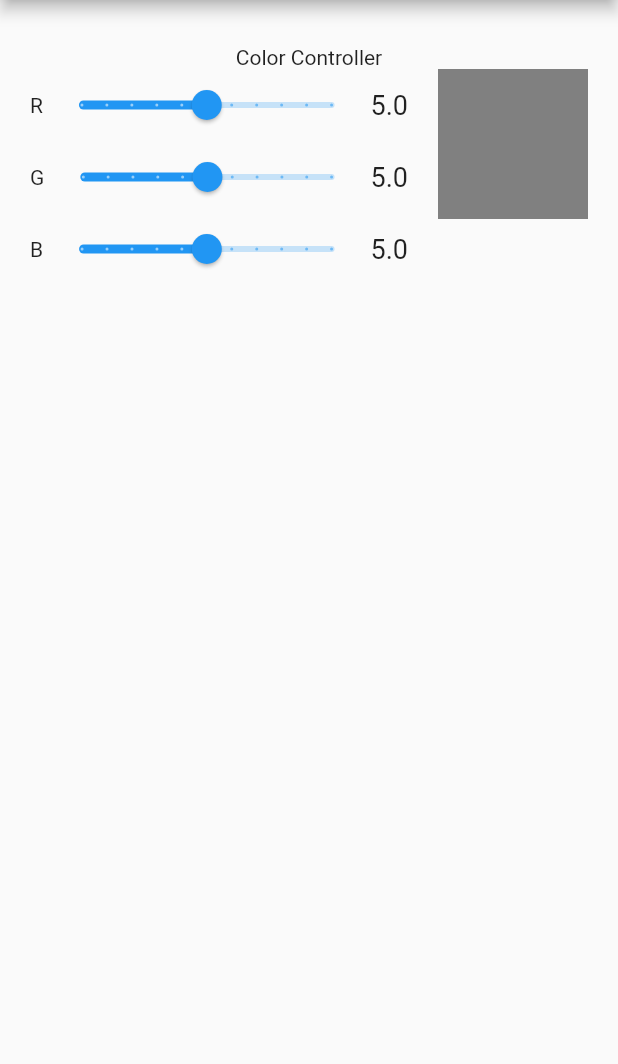
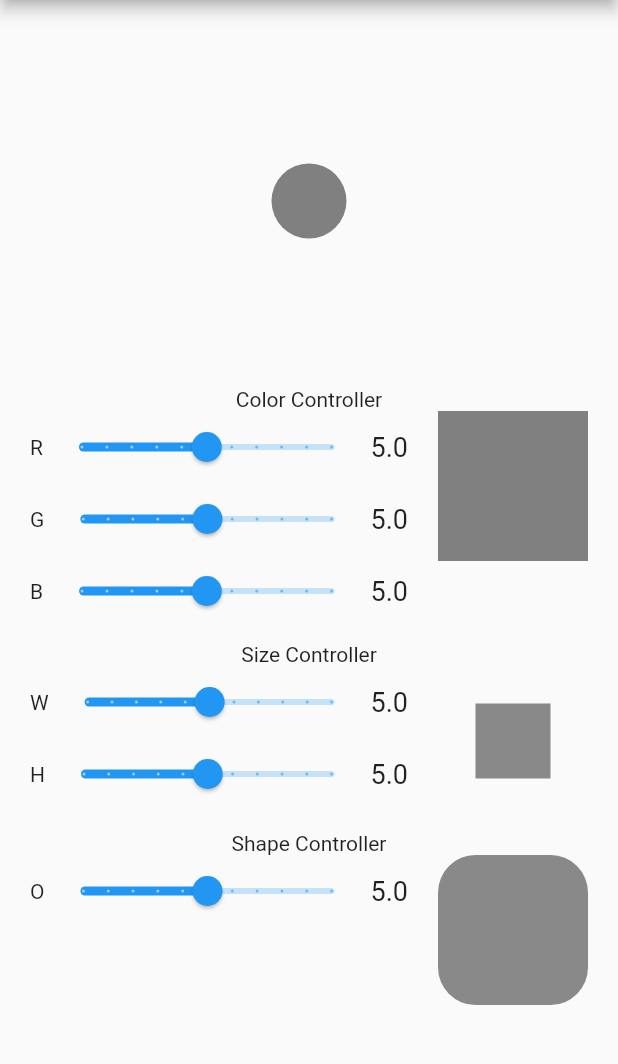
Before and after one commit to hybridheroes/flutter_redux_example_app, a Flutter app: the screen it shows after launch, on a phone screen of 412 x 824 dp, the part 84-1148 px from its top. Run offline on Flutter 3.47's test engine with Material 2 defaults, Android fonts, the phone set to English and light mode, and no system bars; our stand-ins replace flutter_redux, redux; missing offline and left inert: redux_logging.

Commit message:
add all sections

```diff
--- a/lib/actions/actions.dart
+++ b/lib/actions/actions.dart
@@ -5,3 +5,15 @@ class SetColor {
 
   SetColor(this.boxColor);
 }
+
+class SetSize {
+  final MyBoxSize boxSize;
+
+  SetSize(this.boxSize);
+}
+
+class SetShape {
+  final double borderRadius;
+
+  SetShape(this.borderRadius);
+}
--- a/lib/main.dart
+++ b/lib/main.dart
@@ -4,8 +4,13 @@ import 'package:flutter_redux/flutter_redux.dart';
 import 'package:redux_logging/redux_logging.dart';
 import 'package:sample_flutter_redux_app/models/models.dart';
 import 'package:sample_flutter_redux_app/reducers/app_reducer.dart';
+import 'package:sample_flutter_redux_app/result_box.dart';
+import 'package:sample_flutter_redux_app/color_controller.dart';
 import 'package:sample_flutter_redux_app/color_box.dart';
-import 'package:sample_flutter_redux_app/color_controller.dart';
+import 'package:sample_flutter_redux_app/size_controller.dart';
+import 'package:sample_flutter_redux_app/size_box.dart';
+import 'package:sample_flutter_redux_app/shape_controller.dart';
+import 'package:sample_flutter_redux_app/shape_box.dart';
 
 void main() {
   final initialState = AppState(
@@ -13,6 +18,13 @@ void main() {
       red: 5.0,
       green: 5.0,
       blue: 5.0,
+    ),
+    boxSize: MyBoxSize(
+      width: 5.0,
+      height: 5.0,
+    ),
+    boxShape: MyBoxShape(
+      borderRadius: 5.0,
     ),
   );
 
@@ -38,6 +50,7 @@ class MyApp extends StatelessWidget {
           padding: EdgeInsets.all(20),
           child: ListView(
             children: <Widget>[
+              ResultBox(),
               Container(
                 padding: EdgeInsets.only(top: 10),
                 child: Column(
@@ -47,12 +60,49 @@ class MyApp extends StatelessWidget {
                       crossAxisAlignment: CrossAxisAlignment.start,
                       children: <Widget>[
                         Expanded(
-                          child: Padding(
-                            padding: EdgeInsets.only(right: 20),
-                            child: ColorController(),
-                          ),
-                        ),
+                            child: Padding(
+                          padding: EdgeInsets.only(right: 20),
+                          child: ColorController(),
+                        )),
                         ColorBox(),
+                      ],
+                    ),
+                  ],
+                ),
+              ),
+              Container(
+                padding: EdgeInsets.only(top: 10),
+                child: Column(
+                  children: <Widget>[
+                    Text('Size Controller'),
+                    Row(
+                      crossAxisAlignment: CrossAxisAlignment.start,
+                      children: <Widget>[
+                        Expanded(
+                            child: Padding(
+                          padding: EdgeInsets.only(right: 20),
+                          child: SizeController(),
+                        )),
+                        SizeBox(),
+                      ],
+                    ),
+                  ],
+                ),
+              ),
+              Container(
+                padding: EdgeInsets.only(top: 10),
+                child: Column(
+                  children: <Widget>[
+                    Text('Shape Controller'),
+                    Row(
+                      crossAxisAlignment: CrossAxisAlignment.start,
+                      children: <Widget>[
+                        Expanded(
+                            child: Padding(
+                          padding: EdgeInsets.only(right: 20),
+                          child: ShapeController(),
+                        )),
+                        ShapeBox(),
                       ],
                     ),
                   ],
--- a/lib/models/app_state.dart
+++ b/lib/models/app_state.dart
@@ -5,13 +5,19 @@ import 'package:sample_flutter_redux_app/models/models.dart';
 @immutable
 class AppState {
   final MyBoxColor boxColor;
+  final MyBoxSize boxSize;
+  final MyBoxShape boxShape;
 
   const AppState({
     @required this.boxColor,
+    @required this.boxSize,
+    @required this.boxShape,
   });
 
   dynamic toJson() => {
         'boxColor': boxColor,
+        'boxSize': boxSize,
+        'boxShape': boxShape,
       };
 
   @override
--- /dev/null
+++ b/lib/models/box_shape.dart
@@ -0,0 +1,20 @@
+import 'dart:convert';
+import 'package:meta/meta.dart';
+
+@immutable
+class MyBoxShape {
+  final double borderRadius;
+
+  const MyBoxShape({
+    @required this.borderRadius,
+  });
+
+  dynamic toJson() => {
+        'borderRadius': borderRadius,
+      };
+
+  @override
+  String toString() {
+    return 'MyBoxShape: ${JsonEncoder.withIndent('  ').convert(this)}';
+  }
+}
--- /dev/null
+++ b/lib/models/box_size.dart
@@ -0,0 +1,30 @@
+import 'dart:convert';
+import 'package:meta/meta.dart';
+
+@immutable
+class MyBoxSize {
+  final double width;
+  final double height;
+
+  const MyBoxSize({
+    @required this.width,
+    @required this.height,
+  });
+
+  MyBoxSize copyWith({double width, double height}) {
+    return MyBoxSize(
+      width: width ?? this.width,
+      height: height ?? this.height,
+    );
+  }
+
+  dynamic toJson() => {
+        'width': width,
+        'height': height,
+      };
+
+  @override
+  String toString() {
+    return 'MyBoxSize: ${JsonEncoder.withIndent('  ').convert(this)}';
+  }
+}
--- a/lib/models/models.dart
+++ b/lib/models/models.dart
@@ -1,2 +1,4 @@
 export 'app_state.dart';
 export 'box_color.dart';
+export 'box_size.dart';
+export 'box_shape.dart';
--- a/lib/reducers/app_reducer.dart
+++ b/lib/reducers/app_reducer.dart
@@ -1,8 +1,12 @@
 import 'package:sample_flutter_redux_app/models/models.dart';
 import 'package:sample_flutter_redux_app/reducers/color_reducer.dart';
+import 'package:sample_flutter_redux_app/reducers/size_reducer.dart';
+import 'package:sample_flutter_redux_app/reducers/shape_reducer.dart';
 
 AppState appReducer(AppState state, action) {
   return AppState(
     boxColor: colorReducer(state.boxColor, action),
+    boxSize: sizeReducer(state.boxSize, action),
+    boxShape: shapeReducer(state.boxShape, action),
   );
 }
--- /dev/null
+++ b/lib/reducers/shape_reducer.dart
@@ -0,0 +1,9 @@
+import 'package:redux/redux.dart';
+import 'package:sample_flutter_redux_app/actions/actions.dart';
+import 'package:sample_flutter_redux_app/models/models.dart';
+
+final shapeReducer = TypedReducer<MyBoxShape, SetShape>(_setShapeReducer);
+
+MyBoxShape _setShapeReducer(MyBoxShape state, SetShape action) {
+  return MyBoxShape(borderRadius: action.borderRadius);
+}
--- /dev/null
+++ b/lib/reducers/size_reducer.dart
@@ -0,0 +1,9 @@
+import 'package:redux/redux.dart';
+import 'package:sample_flutter_redux_app/actions/actions.dart';
+import 'package:sample_flutter_redux_app/models/models.dart';
+
+final sizeReducer = TypedReducer<MyBoxSize, SetSize>(_setSizeReducer);
+
+MyBoxSize _setSizeReducer(MyBoxSize state, SetSize action) {
+  return action.boxSize;
+}
--- /dev/null
+++ b/lib/result_box.dart
@@ -0,0 +1,52 @@
+import 'package:flutter/material.dart';
+import 'package:redux/redux.dart';
+import 'package:flutter_redux/flutter_redux.dart';
+import 'package:sample_flutter_redux_app/models/models.dart';
+import 'package:sample_flutter_redux_app/selectors/selectors.dart';
+
+class ResultBox extends StatelessWidget {
+  @override
+  Widget build(BuildContext context) {
+    return StoreConnector<AppState, _ViewModel>(
+      converter: (Store<AppState> store) => _ViewModel.fromStore(store),
+      builder: (BuildContext context, _ViewModel vm) {
+        return Container(
+          margin: EdgeInsets.symmetric(vertical: 64),
+          width: 100,
+          height: 100,
+          child: Center(
+            child: Container(
+              width: vm.boxSize.width * 10,
+              height: vm.boxSize.height * 10,
+              decoration: BoxDecoration(
+                color: vm.color,
+                borderRadius:
+                    BorderRadius.circular(vm.boxShape.borderRadius * 5),
+              ),
+            ),
+          ),
+        );
+      },
+    );
+  }
+}
+
+class _ViewModel {
+  final Color color;
+  final MyBoxSize boxSize;
+  final MyBoxShape boxShape;
+
+  _ViewModel({
+    @required this.color,
+    @required this.boxSize,
+    @required this.boxShape,
+  });
+
+  static _ViewModel fromStore(Store<AppState> store) {
+    return _ViewModel(
+      color: colorSelector(store.state.boxColor),
+      boxSize: store.state.boxSize,
+      boxShape: store.state.boxShape,
+    );
+  }
+}
--- /dev/null
+++ b/lib/shape_box.dart
@@ -0,0 +1,29 @@
+import 'package:flutter/material.dart';
+import 'package:redux/redux.dart';
+import 'package:flutter_redux/flutter_redux.dart';
+import 'package:sample_flutter_redux_app/models/models.dart';
+
+class ShapeBox extends StatelessWidget {
+  @override
+  Widget build(BuildContext context) {
+    return StoreConnector<AppState, MyBoxShape>(
+      converter: (Store<AppState> store) => store.state.boxShape,
+      builder: (BuildContext context, MyBoxShape boxShape) {
+        return Container(
+          width: 100,
+          height: 100,
+          child: Center(
+            child: Container(
+              width: 100,
+              height: 100,
+              decoration: BoxDecoration(
+                  color: Colors.black45,
+                  borderRadius:
+                      BorderRadius.circular(boxShape.borderRadius * 5)),
+            ),
+          ),
+        );
+      },
+    );
+  }
+}
--- /dev/null
+++ b/lib/shape_controller.dart
@@ -0,0 +1,44 @@
+import 'package:flutter/material.dart';
+import 'package:redux/redux.dart';
+import 'package:flutter_redux/flutter_redux.dart';
+import 'package:sample_flutter_redux_app/models/models.dart';
+import 'package:sample_flutter_redux_app/actions/actions.dart';
+import 'package:sample_flutter_redux_app/my_slider.dart';
+
+class ShapeController extends StatelessWidget {
+  @override
+  Widget build(BuildContext context) {
+    return StoreConnector(
+      converter: (Store<AppState> store) => _ViewModel.fromStore(store),
+      builder: (BuildContext context, _ViewModel vm) {
+        return Column(
+          children: <Widget>[
+            MySlider(
+              value: vm.boxShape.borderRadius,
+              label: 'O',
+              onChanged: (val) {
+                vm.onShapeChanged(val);
+              },
+            ),
+          ],
+        );
+      },
+    );
+  }
+}
+
+class _ViewModel {
+  final MyBoxShape boxShape;
+  final Function(double) onShapeChanged;
+
+  _ViewModel({@required this.boxShape, @required this.onShapeChanged});
+
+  static _ViewModel fromStore(Store<AppState> store) {
+    return _ViewModel(
+      boxShape: store.state.boxShape,
+      onShapeChanged: (double value) {
+        store.dispatch(SetShape(value));
+      },
+    );
+  }
+}
--- /dev/null
+++ b/lib/size_box.dart
@@ -0,0 +1,26 @@
+import 'package:flutter/material.dart';
+import 'package:redux/redux.dart';
+import 'package:flutter_redux/flutter_redux.dart';
+import 'package:sample_flutter_redux_app/models/models.dart';
+
+class SizeBox extends StatelessWidget {
+  @override
+  Widget build(BuildContext context) {
+    return StoreConnector<AppState, MyBoxSize>(
+      converter: (Store<AppState> store) => store.state.boxSize,
+      builder: (BuildContext context, MyBoxSize boxSize) {
+        return Container(
+          width: 100,
+          height: 100,
+          child: Center(
+            child: Container(
+              width: boxSize.width * 10,
+              height: boxSize.height * 10,
+              color: Colors.black45,
+            ),
+          ),
+        );
+      },
+    );
+  }
+}
--- /dev/null
+++ b/lib/size_controller.dart
@@ -0,0 +1,51 @@
+import 'package:flutter/material.dart';
+import 'package:redux/redux.dart';
+import 'package:flutter_redux/flutter_redux.dart';
+import 'package:sample_flutter_redux_app/models/models.dart';
+import 'package:sample_flutter_redux_app/actions/actions.dart';
+import 'package:sample_flutter_redux_app/my_slider.dart';
+
+class SizeController extends StatelessWidget {
+  @override
+  Widget build(BuildContext context) {
+    return StoreConnector(
+      converter: (Store<AppState> store) => _ViewModel.fromStore(store),
+      builder: (BuildContext context, _ViewModel vm) {
+        return Column(
+          children: <Widget>[
+            MySlider(
+              value: vm.boxSize.width,
+              label: 'W',
+              onChanged: (val) {
+                vm.onSizeChanged(vm.boxSize.copyWith(width: val));
+              },
+            ),
+            MySlider(
+              value: vm.boxSize.height,
+              label: 'H',
+              onChanged: (val) {
+                vm.onSizeChanged(vm.boxSize.copyWith(height: val));
+              },
+            ),
+          ],
+        );
+      },
+    );
+  }
+}
+
+class _ViewModel {
+  final MyBoxSize boxSize;
+  final Function(MyBoxSize) onSizeChanged;
+
+  _ViewModel({@required this.boxSize, @required this.onSizeChanged});
+
+  static _ViewModel fromStore(Store<AppState> store) {
+    return _ViewModel(
+      boxSize: store.state.boxSize,
+      onSizeChanged: (MyBoxSize boxSize) {
+        store.dispatch(SetSize(boxSize));
+      },
+    );
+  }
+}
```
